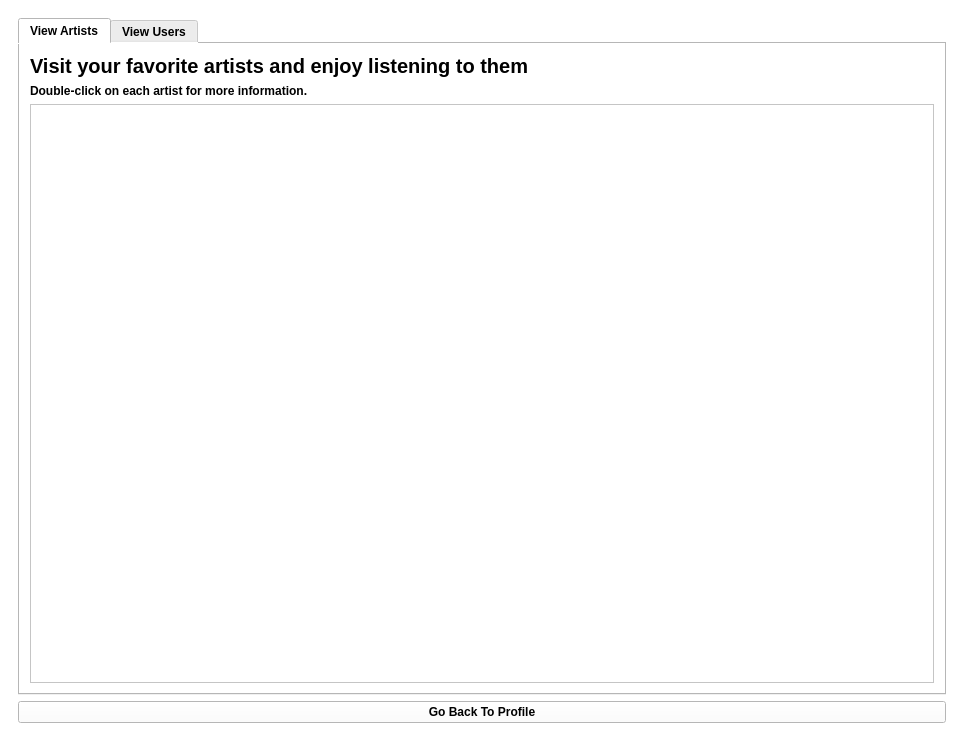
First picture: the form in ui/panels/userpanel.ui, repository amirmohsen1384/Mockingbird, before the edit.
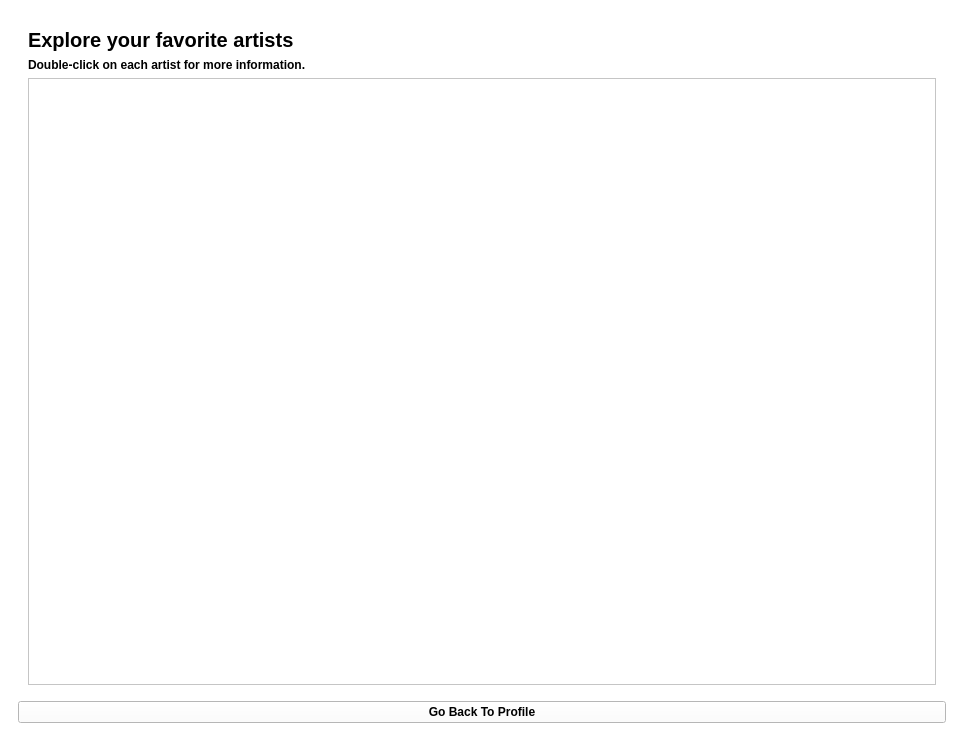
Second picture: the form after the edit. The open tabs and pages were chosen to show the change. Icons and pictures are not drawn.

Commit message: Advanced in user panel design

The edit to the form file:
```diff
--- a/ui/panels/userpanel.ui
+++ b/ui/panels/userpanel.ui
@@ -222,34 +222,12 @@
       <widget class="QWidget" name="explorePage">
        <layout class="QVBoxLayout" name="verticalLayout_4">
         <item>
-         <widget class="QTabWidget" name="exploreWidget">
+         <widget class="QFrame" name="exploreWidget">
           <property name="font">
            <font>
             <bold>true</bold>
            </font>
           </property>
-          <property name="tabPosition">
-           <enum>QTabWidget::TabPosition::North</enum>
-          </property>
-          <property name="tabShape">
-           <enum>QTabWidget::TabShape::Rounded</enum>
-          </property>
-          <property name="currentIndex">
-           <number>0</number>
-          </property>
-          <property name="usesScrollButtons">
-           <bool>true</bool>
-          </property>
-          <property name="documentMode">
-           <bool>false</bool>
-          </property>
-          <property name="tabBarAutoHide">
-           <bool>false</bool>
-          </property>
-          <widget class="QWidget" name="artistPage">
-           <attribute name="title">
-            <string>View Artists</string>
-           </attribute>
            <layout class="QVBoxLayout" name="verticalLayout_3">
             <property name="leftMargin">
              <number>10</number>
@@ -272,7 +250,7 @@
                </font>
               </property>
               <property name="text">
-               <string>Visit your favorite artists and enjoy listening to them</string>
+              <string>Explore your favorite artists</string>
               </property>
              </widget>
             </item>
@@ -296,15 +274,12 @@
                 <kerning>false</kerning>
                </font>
               </property>
+             <property name="horizontalScrollBarPolicy">
+              <enum>Qt::ScrollBarPolicy::ScrollBarAlwaysOff</enum>
+             </property>
              </widget>
             </item>
            </layout>
-          </widget>
-          <widget class="QWidget" name="tab">
-           <attribute name="title">
-            <string>View Users</string>
-           </attribute>
-          </widget>
          </widget>
         </item>
         <item>
```
Left out of the diff: 74 changed lines with no effect on the pictures. Lines whose indentation alone changed are shown as unchanged. The commit also changes 2 other files.
